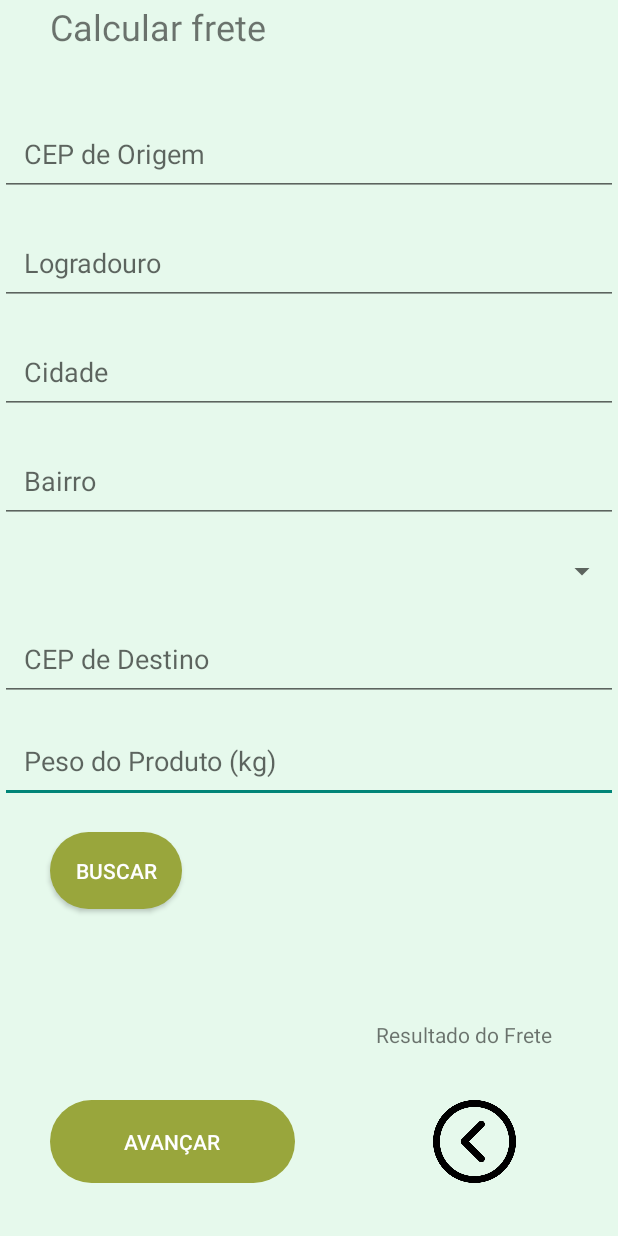
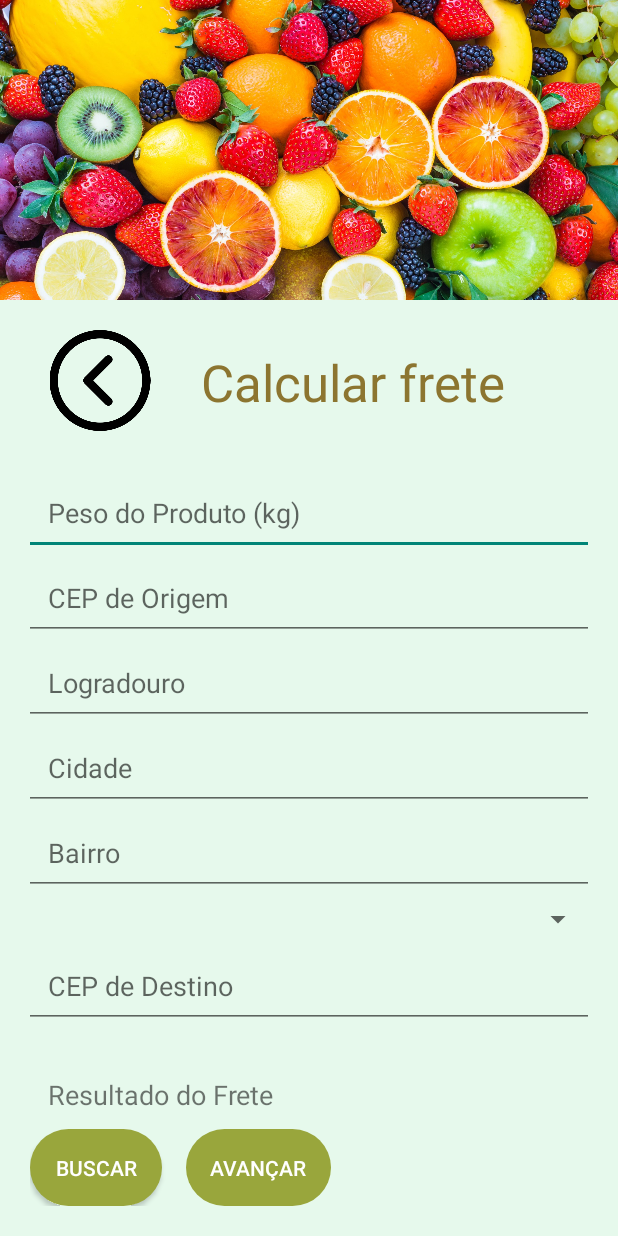
Before and after one commit to Thiago163/Aplicativo_pim_vs1_sb, an Android app: the tela_calcular_frete screen opened directly, with no data from a screen before it, on a phone screen of 412 x 824 dp. Run offline under Robolectric (Android 15) with nearby library versions, the phone set to English and light mode, and no system bars; our stand-ins replace Volley.

Commit message:
calcular frete design

```diff
--- a/app/src/main/res/layout/activity_tela_calcular_frete.xml
+++ b/app/src/main/res/layout/activity_tela_calcular_frete.xml
@@ -7,147 +7,161 @@
     android:layout_height="match_parent"
     tools:context=".tela_calcular_frete">
 
-    <com.google.android.material.textfield.TextInputEditText
-        android:id="@+id/pesoProduto"
-        android:layout_width="0dp"
-        android:layout_height="wrap_content"
-        android:layout_marginTop="11dp"
-        android:hint="Peso do Produto (kg)"
-        android:inputType="numberDecimal"
-        android:padding="16dp"
+    <!-- Imagem do cabeçalho -->
+    <ImageView
+        android:id="@+id/imageView3"
+        android:layout_width="match_parent"
+        android:layout_height="200dp"
+        app:layout_constraintTop_toTopOf="parent"
+        app:layout_constraintStart_toStartOf="parent"
         app:layout_constraintEnd_toEndOf="parent"
-        app:layout_constraintStart_toStartOf="parent"
-        app:layout_constraintTop_toBottomOf="@+id/cepDestino" />
+        android:scaleType="centerCrop"
+        app:srcCompat="@drawable/frutas" />
+
+    <!-- Título -->
+
+    <!-- Botão Voltar -->
 
     <TextView
-        android:id="@+id/textCalcularFrete"
+        android:id="@+id/textView"
         android:layout_width="wrap_content"
         android:layout_height="wrap_content"
-        android:layout_marginStart="33dp"
-        android:layout_marginTop="1dp"
+        android:layout_marginTop="32dp"
         android:text="Calcular frete"
-        android:textSize="24sp"
+        android:textColor="#8C7530"
+        android:textSize="34sp"
+        app:layout_constraintEnd_toEndOf="parent"
+        app:layout_constraintHorizontal_bias="0.641"
         app:layout_constraintStart_toStartOf="parent"
-        app:layout_constraintTop_toTopOf="parent" />
+        app:layout_constraintTop_toBottomOf="@id/imageView3" />
 
     <ImageButton
-        android:id="@+id/imageButtonVoltar2"
-        android:layout_width="163dp"
-        android:layout_height="75dp"
-        android:layout_marginStart="234dp"
-        android:layout_marginEnd="14dp"
-        android:layout_marginBottom="25dp"
+        android:id="@+id/imageButtonVoltar4"
+        android:layout_width="93dp"
+        android:layout_height="87dp"
         android:backgroundTint="@android:color/transparent"
         android:onClick="home"
         android:scaleType="fitCenter"
-        app:layout_constraintBottom_toBottomOf="parent"
+        app:layout_constraintTop_toBottomOf="@id/imageView3"
+        app:layout_constraintStart_toStartOf="parent"
+        android:src="@drawable/voltar"
+        android:layout_marginStart="20dp"
+        android:layout_marginTop="10dp" />
+
+    <!-- Barra de rolagem para os campos de entrada -->
+    <ScrollView
+        android:layout_width="match_parent"
+        android:layout_height="0dp"
+        android:layout_marginTop="20dp"
+        app:layout_constraintTop_toBottomOf="@id/textView"
         app:layout_constraintEnd_toEndOf="parent"
         app:layout_constraintStart_toStartOf="parent"
-        app:srcCompat="@drawable/voltar" />
+        android:fillViewport="true">
+
+        <LinearLayout
+            android:layout_width="match_parent"
+            android:layout_height="wrap_content"
+            android:orientation="vertical"
+            android:padding="16dp">
+
+            <!-- Campos de entrada de texto -->
+            <com.google.android.material.textfield.TextInputEditText
+                android:id="@+id/pesoProduto"
+                android:layout_width="match_parent"
+                android:layout_height="wrap_content"
+                android:hint="Peso do Produto (kg)"
+                android:inputType="numberDecimal"
+                android:padding="16dp" />
 
             <com.google.android.material.textfield.TextInputEditText
                 android:id="@+id/cepOrigem"
-        android:layout_width="0dp"
+                android:layout_width="match_parent"
                 android:layout_height="wrap_content"
-        android:layout_marginTop="74dp"
                 android:hint="CEP de Origem"
                 android:inputType="number"
-        android:padding="16dp"
-        app:layout_constraintEnd_toEndOf="parent"
-        app:layout_constraintStart_toStartOf="parent"
-        app:layout_constraintTop_toTopOf="parent" />
+                android:padding="16dp" />
 
             <com.google.android.material.textfield.TextInputEditText
                 android:id="@+id/logradouro"
-        android:layout_width="0dp"
+                android:layout_width="match_parent"
                 android:layout_height="wrap_content"
-        android:layout_marginTop="16dp"
                 android:hint="Logradouro"
                 android:inputType="text"
-        android:padding="16dp"
-        app:layout_constraintEnd_toEndOf="parent"
-        app:layout_constraintStart_toStartOf="parent"
-        app:layout_constraintTop_toBottomOf="@+id/cepOrigem" />
+                android:padding="16dp" />
 
             <com.google.android.material.textfield.TextInputEditText
                 android:id="@+id/localidade"
-        android:layout_width="0dp"
+                android:layout_width="match_parent"
                 android:layout_height="wrap_content"
-        android:layout_marginTop="16dp"
                 android:hint="Cidade"
                 android:inputType="text"
-        android:padding="16dp"
-        app:layout_constraintEnd_toEndOf="parent"
-        app:layout_constraintStart_toStartOf="parent"
-        app:layout_constraintTop_toBottomOf="@+id/logradouro" />
+                android:padding="16dp" />
 
             <com.google.android.material.textfield.TextInputEditText
                 android:id="@+id/bairro"
-        android:layout_width="0dp"
+                android:layout_width="match_parent"
                 android:layout_height="wrap_content"
-        android:layout_marginTop="16dp"
                 android:hint="Bairro"
                 android:inputType="text"
-        android:padding="16dp"
-        app:layout_constraintEnd_toEndOf="parent"
-        app:layout_constraintStart_toStartOf="parent"
-        app:layout_constraintTop_toBottomOf="@+id/localidade" />
+                android:padding="16dp" />
 
             <androidx.appcompat.widget.AppCompatSpinner
                 android:id="@+id/ufSpinner"
-        android:layout_width="0dp"
+                android:layout_width="match_parent"
                 android:layout_height="wrap_content"
-        android:layout_marginTop="16dp"
-        android:padding="16dp"
-        app:layout_constraintEnd_toEndOf="parent"
-        app:layout_constraintStart_toStartOf="parent"
-        app:layout_constraintTop_toBottomOf="@+id/bairro" />
+                android:padding="16dp" />
 
             <com.google.android.material.textfield.TextInputEditText
                 android:id="@+id/cepDestino"
-        android:layout_width="0dp"
+                android:layout_width="match_parent"
                 android:layout_height="wrap_content"
-        android:layout_marginTop="14dp"
                 android:hint="CEP de Destino"
                 android:inputType="number"
+                android:padding="16dp" />
+
+            <!-- Resultado do Frete -->
+            <TextView
+                android:id="@+id/resultadoFrete"
+                android:layout_width="wrap_content"
+                android:layout_height="wrap_content"
+                android:text="Resultado do Frete"
+                android:layout_marginTop="16dp"
                 android:padding="16dp"
-        app:layout_constraintEnd_toEndOf="parent"
-        app:layout_constraintStart_toStartOf="parent"
-        app:layout_constraintTop_toBottomOf="@+id/ufSpinner" />
+                android:textSize="18sp" />
 
+        </LinearLayout>
+    </ScrollView>
+
+        <!-- Botões "Buscar" e "Avançar" fixados na parte inferior -->
+        <LinearLayout
+            android:layout_width="match_parent"
+            android:layout_height="wrap_content"
+            android:orientation="horizontal"
+            android:layout_marginBottom="20dp"
+            android:layout_marginStart="20dp"
+            android:layout_marginEnd="20dp"
+            android:gravity="start"
+            app:layout_constraintBottom_toBottomOf="parent">
+
+            <!-- Botão Buscar -->
             <Button
                 android:id="@+id/botaoBuscar"
                 android:layout_width="wrap_content"
                 android:layout_height="wrap_content"
-        android:layout_marginStart="33dp"
-        android:layout_marginTop="19dp"
+                android:text="Buscar"
                 android:padding="16dp"
-        android:text="Buscar"
-        app:layout_constraintStart_toStartOf="parent"
-        app:layout_constraintTop_toBottomOf="@+id/pesoProduto" />
+                android:onClick="buscarFrete"
+                android:layout_marginEnd="16dp" /> <!-- Espaçamento à direita -->
 
-    <TextView
-        android:id="@+id/resultadoFrete"
+            <!-- Botão Avançar -->
+            <Button
+                android:id="@+id/botaoAvancar"
                 android:layout_width="wrap_content"
                 android:layout_height="wrap_content"
-        android:layout_marginBottom="8dp"
+                android:text="Avançar"
                 android:padding="16dp"
-        android:text="Resultado do Frete"
-        app:layout_constraintBottom_toTopOf="@+id/imageButtonVoltar2"
-        app:layout_constraintStart_toStartOf="@+id/imageButtonVoltar2" />
+                android:onClick="avancarParaProximaTela" />
+        </LinearLayout>
 
-    <Button
-        android:id="@+id/botaoAvancar"
-        android:layout_width="163dp"
-        android:layout_height="55dp"
-        android:layout_marginStart="33dp"
-        android:layout_marginEnd="215dp"
-        android:layout_marginBottom="35dp"
-        android:onClick="avancarParaProximaTela"
-        android:padding="16dp"
-        android:text="Avançar"
-        app:layout_constraintBottom_toBottomOf="parent"
-        app:layout_constraintEnd_toEndOf="parent"
-        app:layout_constraintStart_toStartOf="parent" />
 
     </androidx.constraintlayout.widget.ConstraintLayout>
```
Lines whose indentation alone changed are shown as unchanged.
